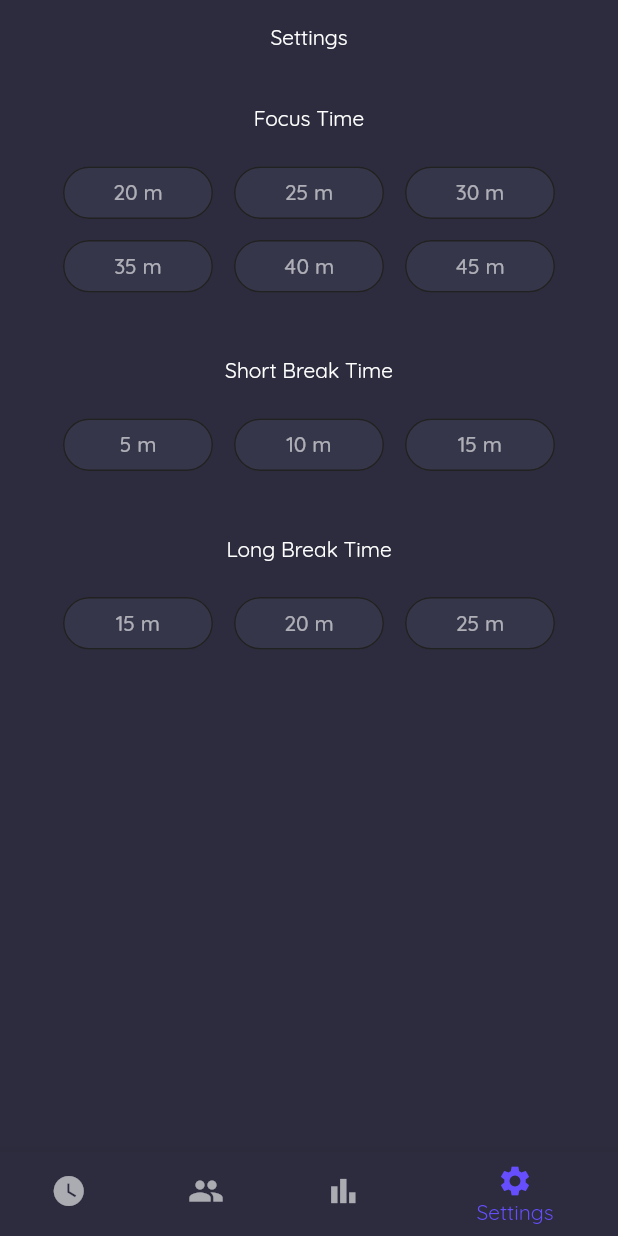
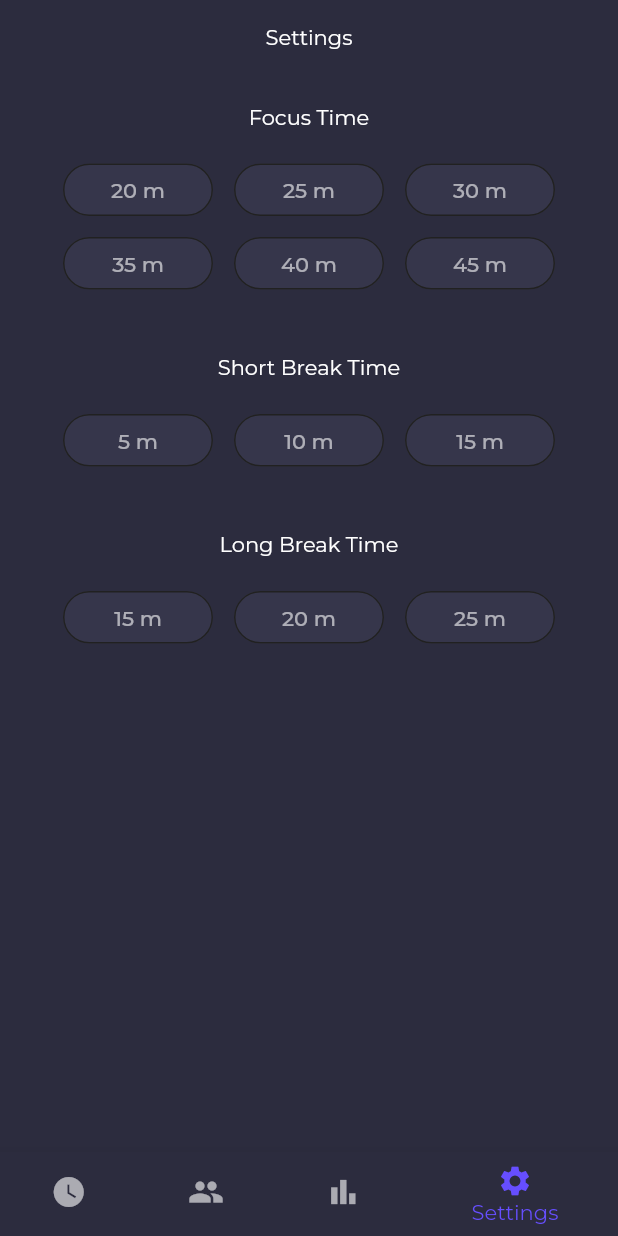
Before and after one commit to nandbyte/pomoduo, a Flutter app: the screen it shows after launch, item 4 of the bottom bar chosen, on a phone screen of 412 x 824 dp. Run offline on Flutter 3.47's test engine with Material 2 defaults, Android fonts, the phone set to English and light mode, and no system bars; drawn by our look-alikes of custom_radio_grouped_button; our stand-ins replace cloud_firestore, firebase_core, google_fonts; accounts and stored records are empty.

Commit message:
Changed font

```diff
--- a/lib/main.dart
+++ b/lib/main.dart
@@ -1,6 +1,7 @@
 import 'package:firebase_core/firebase_core.dart';
 import 'package:flutter/material.dart';
 import 'package:flutter/services.dart';
+import 'package:google_fonts/google_fonts.dart';
 
 import 'package:pomoduo/pages/duo_page.dart';
 import 'package:pomoduo/pages/settings_page.dart';
@@ -28,7 +29,9 @@ class Pomoduo extends StatelessWidget {
         brightness: Brightness.dark,
         primarySwatch: Colors.deepPurple,
         visualDensity: VisualDensity.adaptivePlatformDensity,
-        fontFamily: 'Quicksand-Variable',
+        textTheme: GoogleFonts.montserratTextTheme(
+          Theme.of(context).textTheme,
+        ).apply(bodyColor: Colors.white, displayColor: Colors.white),
       ),
       debugShowCheckedModeBanner: false,
       home: const MainPage(),
@@ -46,12 +49,7 @@ class MainPage extends StatefulWidget {
 class _MainPageState extends State<MainPage> {
   int _selectedIndex = 0;
 
-  List<Widget> _tabList = <Widget>[
-    TimerPage(),
-    DuoPage(),
-    StatisticsPage(),
-    SettingsPage()
-  ];
+  List<Widget> _tabList = <Widget>[TimerPage(), DuoPage(), StatisticsPage(), SettingsPage()];
 
   void _changeTab(int index) {
     setState(() {
--- a/pubspec.yaml
+++ b/pubspec.yaml
@@ -16,6 +16,7 @@ dependencies:
     cloud_firestore: ^2.5.1
     intl: ^0.17.0
     custom_radio_grouped_button: ^2.1.2
+    google_fonts: ^2.3.2
 
 
 dev_dependencies:
```
Also changed, not shown: pubspec.lock.
